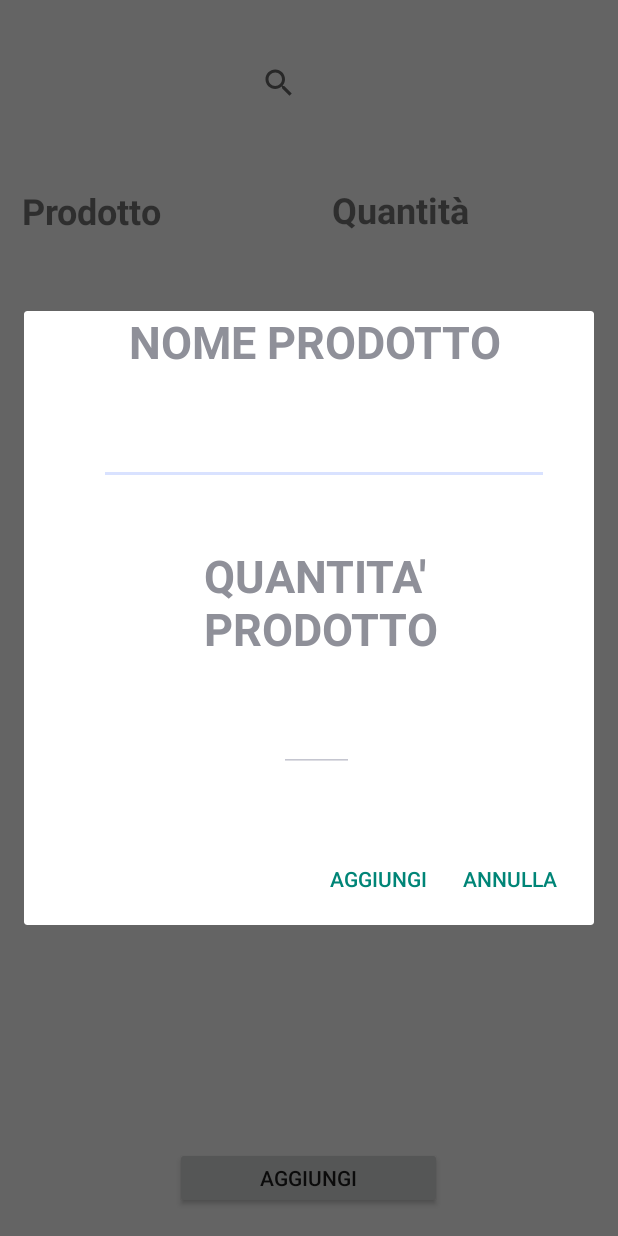
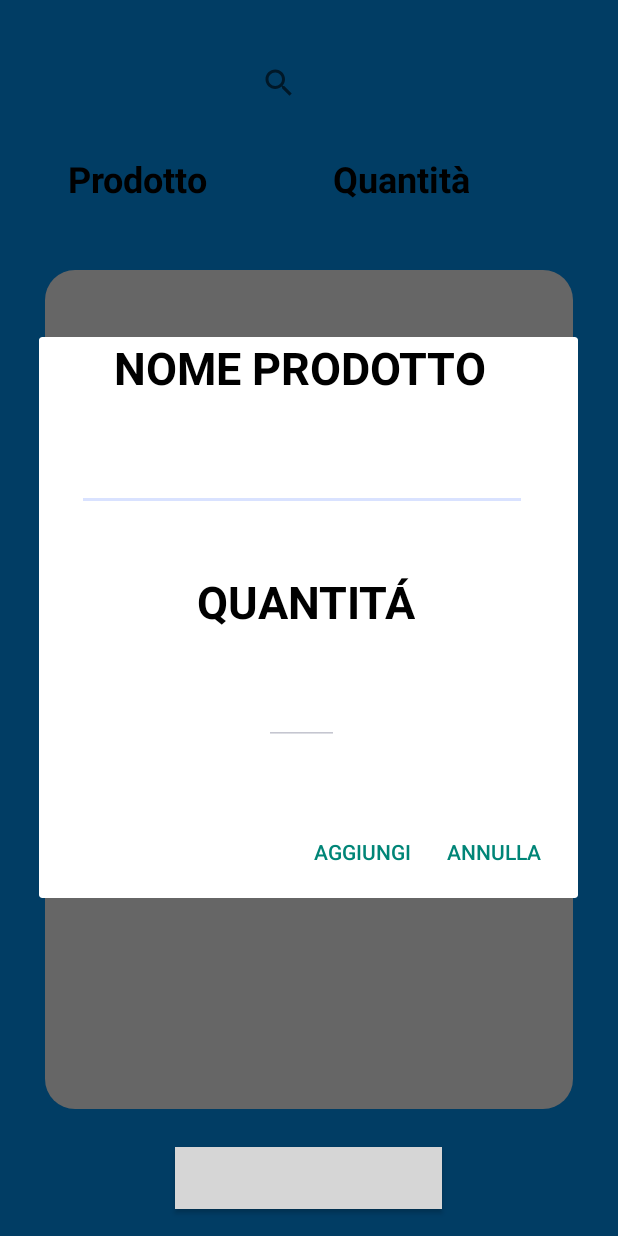
Before and after one commit to AntonioMancuso-Dev/Gruppo6_IProdottiDellaMiaTerra, an Android app: the InventarioActivity screen opened directly, with no data from a screen before it, after a tap on "AGGIUNGI", on a phone screen of 412 x 824 dp. Run offline under Robolectric (Android 15) with nearby library versions, the light colour scheme and no system bars; grey boxes are pictures that could not be loaded.

Commit message:
Modifiche: Pop-up eliminazione Pop-up aggiunta Stepper in inventario
Da sistemare:
Conteggio giorni
Salvataggio dati stepper

```diff
--- a/app/src/main/java/com/example/iprodottidellamiaterra/FragmentInventario.java
+++ b/app/src/main/java/com/example/iprodottidellamiaterra/FragmentInventario.java
@@ -77,4 +77,6 @@
         this.dismiss();
     }*/
 
+
+
 }
--- /dev/null
+++ b/app/src/main/res/drawable/customshape.xml
@@ -0,0 +1,14 @@
+<?xml version="1.0" encoding="UTF-8"?>
+<shape xmlns:android="http://schemas.android.com/apk/res/android"
+    android:shape="rectangle">
+    <gradient
+        android:startColor="#FFFFFF"
+        android:endColor="#FFFFFF"
+        android:angle="270"/>
+
+    <corners
+        android:bottomRightRadius="20dp"
+        android:bottomLeftRadius="20dp"
+        android:topLeftRadius="20dp"
+        android:topRightRadius="20dp"/>
+</shape>
--- a/app/src/main/res/layout/fgm_pop.xml
+++ b/app/src/main/res/layout/fgm_pop.xml
@@ -10,7 +10,9 @@
         android:text="NOME PRODOTTO"
         android:textStyle="bold"
         android:textSize="30dp"
-        android:layout_marginLeft="70dp">
+        android:layout_marginLeft="50dp"
+        android:textColor="#000000"
+        >
 
     </TextView>
 
@@ -18,7 +20,7 @@
         android:id="@+id/descTx"
         android:layout_width="300dp"
         android:layout_height="wrap_content"
-        android:layout_marginLeft="50dp"
+        android:layout_marginLeft="25dp"
         android:layout_marginTop="30dp">
 
     </EditText>
@@ -26,11 +28,12 @@
     <TextView
         android:layout_width="wrap_content"
         android:layout_height="wrap_content"
-        android:layout_marginLeft="120dp"
+        android:layout_marginLeft="105dp"
         android:layout_marginTop="40dp"
-        android:text="QUANTITA' PRODOTTO"
+        android:text="QUANTITÁ"
         android:textSize="30dp"
-        android:textStyle="bold">
+        android:textStyle="bold"
+        android:textColor="#000000">
 
     </TextView>
 
@@ -38,7 +41,7 @@
         android:id="@+id/qntTx"
         android:layout_width="50dp"
         android:layout_height="wrap_content"
-        android:layout_marginLeft="170dp"
+        android:layout_marginLeft="150dp"
         android:layout_marginTop="30dp"
         android:inputType="number">
 
--- a/app/src/main/res/layout/inventario_activity.xml
+++ b/app/src/main/res/layout/inventario_activity.xml
@@ -3,7 +3,8 @@
     xmlns:app="http://schemas.android.com/apk/res-auto"
     xmlns:tools="http://schemas.android.com/tools"
     android:orientation="vertical" android:layout_width="match_parent"
-    android:layout_height="match_parent">
+    android:layout_height="match_parent"
+    android:background="#0398fc">
 
     <androidx.constraintlayout.widget.ConstraintLayout
         android:layout_width="match_parent"
@@ -16,31 +17,34 @@
             android:text="Quantità"
             android:textSize="24sp"
             android:textStyle="bold"
+            android:textColor="#000000"
             app:layout_constraintBottom_toBottomOf="parent"
             app:layout_constraintEnd_toEndOf="parent"
-            app:layout_constraintHorizontal_bias="0.69"
+            app:layout_constraintHorizontal_bias="0.693"
             app:layout_constraintStart_toStartOf="parent"
             app:layout_constraintTop_toTopOf="parent"
-            app:layout_constraintVertical_bias="0.156" />
+            app:layout_constraintVertical_bias="0.13" />
 
         <TextView
             android:id="@+id/textViewProd"
             android:layout_width="wrap_content"
             android:layout_height="wrap_content"
             android:text="Prodotto"
+            android:textColor="#000000"
             android:textSize="24sp"
             android:textStyle="bold"
             app:layout_constraintBottom_toBottomOf="parent"
             app:layout_constraintEnd_toEndOf="parent"
-            app:layout_constraintHorizontal_bias="0.045"
+            app:layout_constraintHorizontal_bias="0.141"
             app:layout_constraintStart_toStartOf="parent"
             app:layout_constraintTop_toTopOf="parent"
-            app:layout_constraintVertical_bias="0.157" />
+            app:layout_constraintVertical_bias="0.13" />
 
         <ListView
             android:id="@+id/inventarioLv"
-            android:layout_width="373dp"
-            android:layout_height="489dp"
+            android:layout_width="352dp"
+            android:layout_height="559dp"
+            android:background="@drawable/customshape"
             app:layout_constraintBottom_toBottomOf="parent"
             app:layout_constraintEnd_toEndOf="parent"
             app:layout_constraintStart_toStartOf="parent"
@@ -58,7 +62,8 @@
             app:layout_constraintHorizontal_bias="0.498"
             app:layout_constraintStart_toStartOf="parent"
             app:layout_constraintTop_toTopOf="parent"
-            app:layout_constraintVertical_bias="0.977" />
+            app:layout_constraintVertical_bias="0.977"
+            android:background="@drawable/rounded"/>
 
         <SearchView
             android:id="@+id/searchInventario"
```
Also changed, not shown: app/src/main/java/com/example/iprodottidellamiaterra/ColtivazioniActivity.java (+10 -8 lines), app/src/main/java/com/example/iprodottidellamiaterra/CustomAdapter.java (+53 -0 lines), app/src/main/java/com/example/iprodottidellamiaterra/InventarioActivity.java (+14 -6 lines), app/src/main/res/layout/coltivazioni_activity.xml (+58 -49 lines), app/src/main/res/layout/fgm_coltivazioni.xml (+12 -11 lines), app/src/main/res/layout/list_view_colt.xml (+23 -17 lines), app/src/main/res/layout/list_view_inv.xml (+65 -21 lines), app/src/main/res/drawable-v24/sfondobianco.png (added), app/src/main/res/drawable-v24/sfondoblu.png (added).
